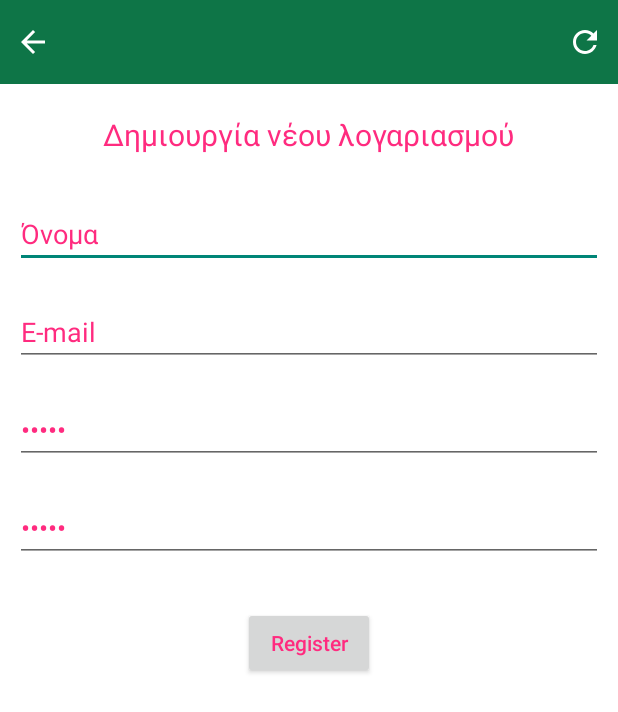
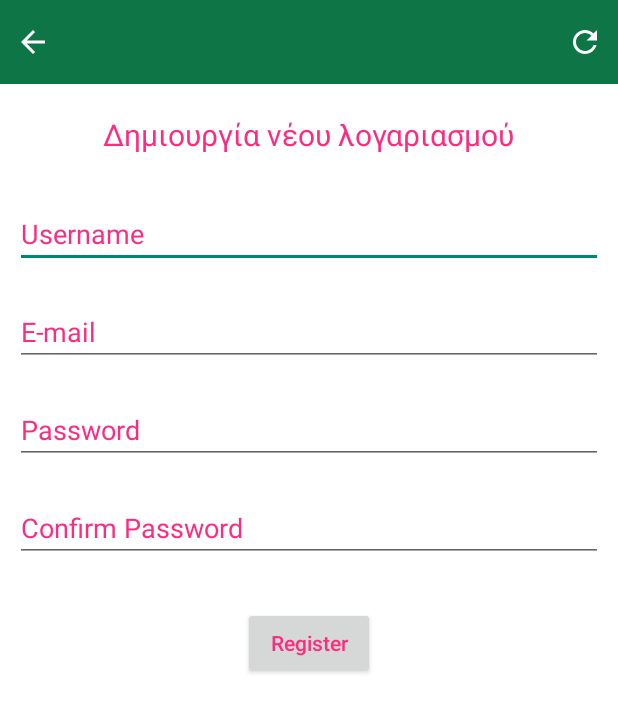
Before and after one commit to MatGer/Thesis-project, an Android app: the screen it shows after launch (RegisterActivity), on a phone screen of 412 x 824 dp. Shown: the top 712 px of the screen. Run offline under Robolectric (Android 15) with nearby library versions, the phone set to English and light mode, and no system bars; our stand-ins replace Firebase (no records; nobody signed in at launch, a user with empty details on screens opened directly).

```diff
--- a/app/build.gradle
+++ b/app/build.gradle
@@ -37,6 +37,7 @@ dependencies {
     implementation 'androidx.navigation:navigation-fragment:2.2.2'
     implementation 'androidx.navigation:navigation-ui:2.2.2'
     implementation 'com.google.firebase:firebase-auth:20.0.0'
+    implementation 'com.google.firebase:firebase-firestore:22.0.0'
     testImplementation 'junit:junit:4.+'
     androidTestImplementation 'androidx.test.ext:junit:1.1.2'
     androidTestImplementation 'androidx.test.espresso:espresso-core:3.3.0'
--- a/app/src/main/res/layout/activity_login.xml
+++ b/app/src/main/res/layout/activity_login.xml
@@ -40,7 +40,7 @@
             android:layout_marginBottom="10dp"
             android:ems="10"
             android:inputType="textPersonName"
-            android:text="E-mail"
+            android:hint="E-mail"
             android:textAllCaps="false"
             android:textColor="@color/register_login"
             android:textColorHighlight="@color/register_login"
@@ -59,7 +59,7 @@
             android:layout_marginBottom="10dp"
             android:ems="10"
             android:inputType="textPassword"
-            android:text="Όνομα"
+            android:hint="Password"
             android:textAllCaps="false"
             android:textColor="@color/register_login"
             android:textColorHighlight="@color/register_login"
--- a/app/src/main/res/layout/activity_register.xml
+++ b/app/src/main/res/layout/activity_register.xml
@@ -39,7 +39,7 @@
             android:layout_marginBottom="10dp"
             android:ems="10"
             android:inputType="textPersonName"
-            android:text="Όνομα"
+            android:hint="Username"
             android:textAllCaps="false"
             android:textColor="@color/register_login"
             android:textColorHighlight="@color/register_login"
@@ -58,7 +58,7 @@
             android:layout_marginBottom="10dp"
             android:ems="10"
             android:inputType="textPersonName"
-            android:text="E-mail"
+            android:hint="E-mail"
             android:textAllCaps="false"
             android:textColor="@color/register_login"
             android:textColorHighlight="@color/register_login"
@@ -77,7 +77,7 @@
             android:layout_marginBottom="10dp"
             android:ems="10"
             android:inputType="textPassword"
-            android:text="Όνομα"
+            android:hint="Password"
             android:textAllCaps="false"
             android:textColor="@color/register_login"
             android:textColorHighlight="@color/register_login"
@@ -96,7 +96,7 @@
             android:layout_marginBottom="10dp"
             android:ems="10"
             android:inputType="textPassword"
-            android:text="Όνομα"
+            android:hint="Confirm Password"
             android:textAllCaps="false"
             android:textColor="@color/register_login"
             android:textColorHighlight="@color/register_login"
```
Also changed, not shown: app/src/main/java/com/example/diplwmatikh/LoginActivity.java (+8 -9 lines), app/src/main/java/com/example/diplwmatikh/RegisterActivity.java (+30 -5 lines).
